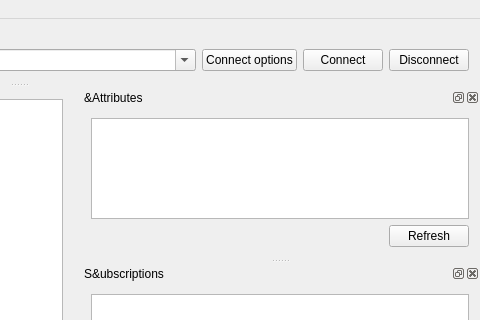
Before: the Qt Designer form client/mainwindow_ui.ui in ilManno/OPCUA_PyClient_NodeServer, drawn with Qt 5; both pictures show x 442 to 922 and y 0 to 320 of the 922 by 879 pixel window.
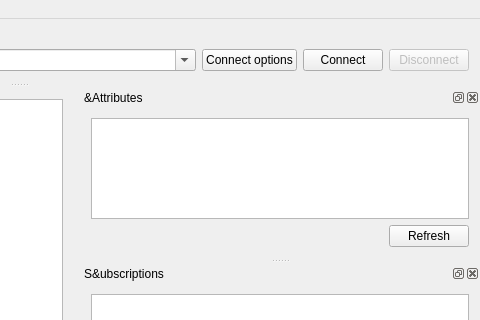
After: the same form once the commit is applied. Icons and pictures are not drawn.

Commit message: Improve connect/disconnect buttons management

Patch:
```diff
--- a/client/mainwindow_ui.ui
+++ b/client/mainwindow_ui.ui
@@ -202,6 +202,9 @@
      </item>
      <item row="1" column="5">
       <widget class="QPushButton" name="disconnectButton">
+       <property name="enabled">
+        <bool>false</bool>
+       </property>
        <property name="text">
         <string>Disconnect</string>
        </property>
```
The commit also changes 5 other files.
